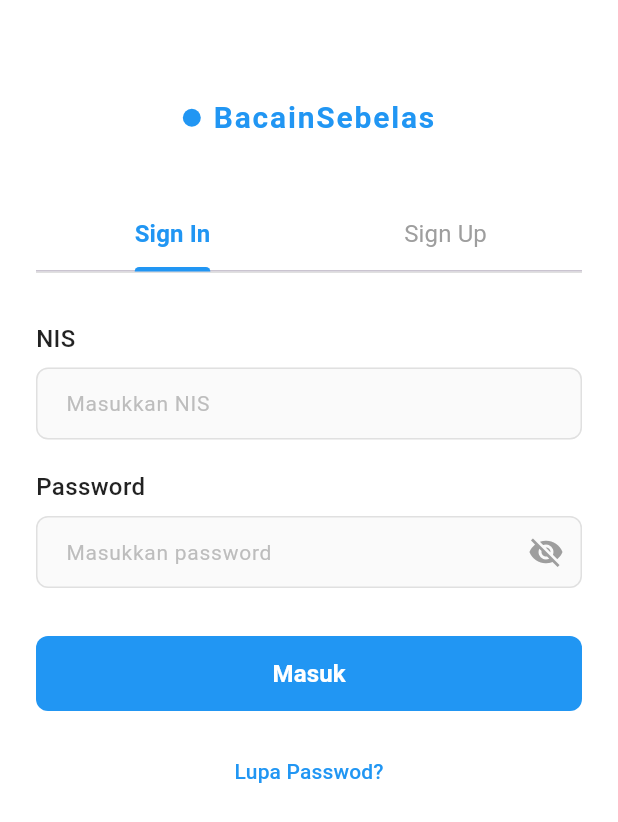
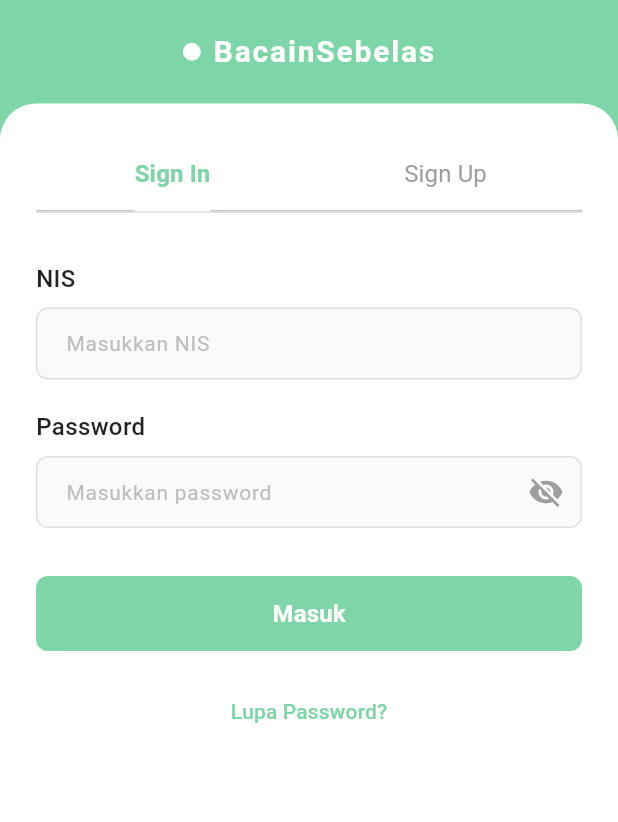
Before and after one commit to carinzuleyka/literasi_akhlak, a Flutter app: the AuthScreen screen opened by its route, on a phone screen of 412 x 824 dp. Shown: the top 822 px of the screen. Run offline on Flutter 3.47's test engine with Material 3 defaults, Android fonts, the light colour scheme and no system bars.

Commit message:
ganti warna di halaman login

```diff
--- a/lib/screens/auth_screen.dart
+++ b/lib/screens/auth_screen.dart
@@ -107,7 +107,7 @@ class _AuthScreenState extends State<AuthScreen>
           ScaffoldMessenger.of(context).showSnackBar(
             const SnackBar(
               content: Text('Akun berhasil dibuat! Silakan masuk.'),
-              backgroundColor: Colors.green,
+              backgroundColor: Color(0xFF7ED6A8),
             ),
           );
           _tabController.animateTo(0); // Switch to Sign In tab
@@ -141,23 +141,21 @@ class _AuthScreenState extends State<AuthScreen>
   @override
   Widget build(BuildContext context) {
     return Scaffold(
-      backgroundColor: Colors.white,
+      backgroundColor: const Color(0xFF7ED6A8), // Background hijau sama seperti home
       body: SafeArea(
-        child: Padding(
-          padding: const EdgeInsets.all(24.0),
         child: Column(
           children: [
-              const SizedBox(height: 40),
-
-              // Logo
-              Row(
+            // Header section dengan logo
+            Container(
+              padding: const EdgeInsets.fromLTRB(24, 20, 24, 20),
+              child: Row(
                 mainAxisAlignment: MainAxisAlignment.center,
                 children: [
                   Container(
                     width: 12,
                     height: 12,
                     decoration: const BoxDecoration(
-                      color: Colors.blue,
+                      color: Colors.white,
                       shape: BoxShape.circle,
                     ),
                   ),
@@ -167,17 +165,32 @@ class _AuthScreenState extends State<AuthScreen>
                     style: TextStyle(
                       fontSize: 20,
                       fontWeight: FontWeight.bold,
-                      color: Colors.blue,
+                      color: Colors.white,
                       letterSpacing: 1.2,
                     ),
                   ),
                 ],
               ),
+            ),
 
-              const SizedBox(height: 40),
+            // Container putih untuk form
+            Expanded(
+              child: Container(
+                width: double.infinity,
+                decoration: const BoxDecoration(
+                  color: Colors.white,
+                  borderRadius: BorderRadius.only(
+                    topLeft: Radius.circular(24),
+                    topRight: Radius.circular(24),
+                  ),
+                ),
+                child: Column(
+                  children: [
+                    const SizedBox(height: 24),
 
                     // Tab Bar
                     Container(
+                      margin: const EdgeInsets.symmetric(horizontal: 24),
                       decoration: BoxDecoration(
                         border: Border(
                           bottom: BorderSide(color: Colors.grey[300]!),
@@ -185,9 +198,9 @@ class _AuthScreenState extends State<AuthScreen>
                       ),
                       child: TabBar(
                         controller: _tabController,
-                  labelColor: Colors.blue,
+                        labelColor: const Color(0xFF7ED6A8),
                         unselectedLabelColor: Colors.grey,
-                  indicatorColor: Colors.blue,
+                        indicatorColor: const Color(0xFF7ED6A8),
                         labelStyle: const TextStyle(
                           fontWeight: FontWeight.w600,
                           fontSize: 16,
@@ -217,12 +230,17 @@ class _AuthScreenState extends State<AuthScreen>
                 ),
               ),
             ),
+          ],
+        ),
+      ),
     );
   }
 
   Widget _buildSignInTab() {
     return Form(
       key: _signInFormKey,
+      child: Padding(
+        padding: const EdgeInsets.symmetric(horizontal: 24),
         child: Column(
           children: [
             const SizedBox(height: 32),
@@ -270,7 +288,7 @@ class _AuthScreenState extends State<AuthScreen>
               child: ElevatedButton(
                 onPressed: _isSignInLoading ? null : _handleSignIn,
                 style: ElevatedButton.styleFrom(
-                backgroundColor: Colors.blue,
+                  backgroundColor: const Color(0xFF7ED6A8),
                   foregroundColor: Colors.white,
                   shape: RoundedRectangleBorder(
                     borderRadius: BorderRadius.circular(8),
@@ -302,13 +320,14 @@ class _AuthScreenState extends State<AuthScreen>
                 ScaffoldMessenger.of(context).showSnackBar(
                   const SnackBar(
                     content: Text('Fitur lupa password belum tersedia'),
+                    backgroundColor: Color(0xFF7ED6A8),
                   ),
                 );
               },
               child: const Text(
-              'Lupa Passwod?',
+                'Lupa Password?',
                 style: TextStyle(
-                color: Colors.blue,
+                  color: Color(0xFF7ED6A8),
                   fontSize: 14,
                 ),
               ),
@@ -316,12 +335,15 @@ class _AuthScreenState extends State<AuthScreen>
             const Spacer(),
           ],
         ),
+      ),
     );
   }
 
   Widget _buildSignUpTab() {
     return Form(
       key: _signUpFormKey,
+      child: Padding(
+        padding: const EdgeInsets.symmetric(horizontal: 24),
         child: SingleChildScrollView(
           child: Column(
             children: [
@@ -418,7 +440,7 @@ class _AuthScreenState extends State<AuthScreen>
                 child: ElevatedButton(
                   onPressed: _isSignUpLoading ? null : _handleSignUp,
                   style: ElevatedButton.styleFrom(
-                  backgroundColor: Colors.blue,
+                    backgroundColor: const Color(0xFF7ED6A8),
                     foregroundColor: Colors.white,
                     shape: RoundedRectangleBorder(
                       borderRadius: BorderRadius.circular(8),
@@ -435,7 +457,7 @@ class _AuthScreenState extends State<AuthScreen>
                           ),
                         )
                       : const Text(
-                        'Masuk',
+                          'Daftar',
                           style: TextStyle(
                             fontSize: 16,
                             fontWeight: FontWeight.w600,
@@ -447,6 +469,7 @@ class _AuthScreenState extends State<AuthScreen>
             ],
           ),
         ),
+      ),
     );
   }
 }
```
Lines whose indentation alone changed are shown as unchanged.
